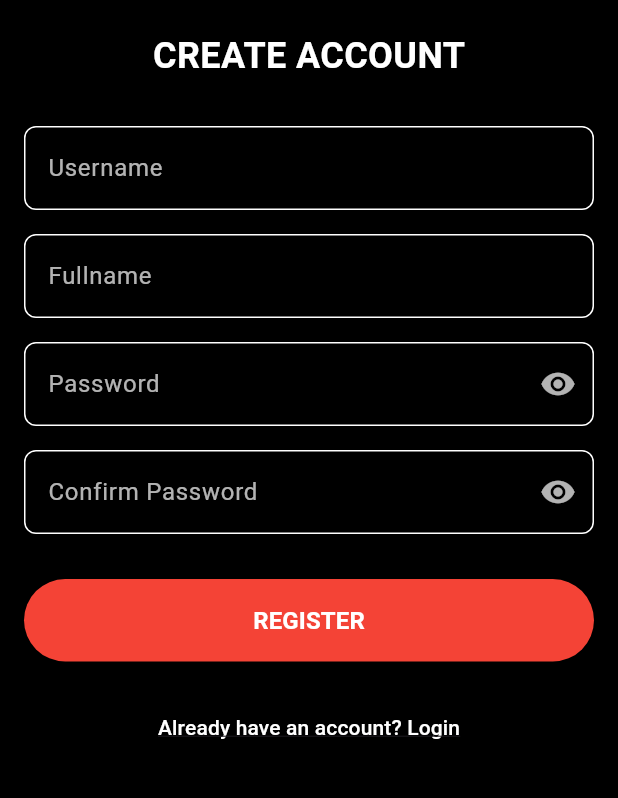
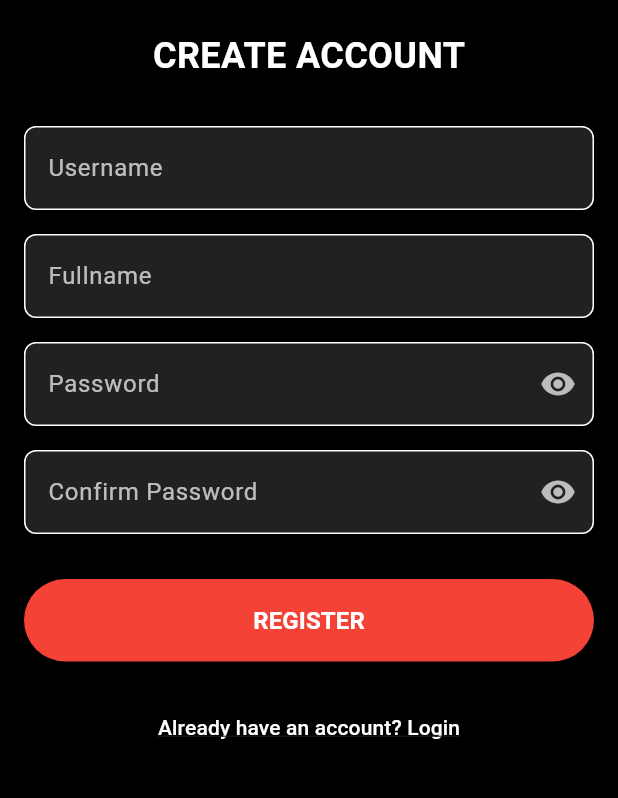
Before and after one commit to alnzzz17/FinalProject_Mobile, a Flutter app: the RegisterScreen screen opened by its route, on a phone screen of 412 x 824 dp, the part 264-1062 px from its top. Run offline on Flutter 3.47's test engine with Material 3 defaults, Android fonts, the phone set to English and light mode, and no system bars; our stand-ins replace flutter_compass, flutter_local_notifications, flutter_map, fluttertoast, geolocator, get and 6 more; missing offline and left inert: workmanager; accounts and stored records are empty.

Commit message:
Update: Keys Added

```diff
--- a/lib/views/register_screen.dart
+++ b/lib/views/register_screen.dart
@@ -21,6 +21,7 @@ class _RegisterScreenState extends State<RegisterScreen> {
   @override
   Widget build(BuildContext context) {
     return Scaffold(
+      key: const Key('register-screen'),
       backgroundColor: Colors.black,
       body: SingleChildScrollView(
         child: Padding(
@@ -31,12 +32,14 @@ class _RegisterScreenState extends State<RegisterScreen> {
               // Logo
               Image.asset(
                 'assets/images/logo.png',
+                key: const Key('register-logo'),
                 height: 120,
                 fit: BoxFit.contain,
               ),
               SizedBox(height: 20),
               Text(
                 'CREATE ACCOUNT',
+                key: const Key('register-title'),
                 style: TextStyle(
                   color: Colors.white,
                   fontSize: 24,
@@ -49,6 +52,7 @@ class _RegisterScreenState extends State<RegisterScreen> {
                 child: Column(
                   children: [
                     _buildTextField(
+                      key: const Key('username-field'),
                       controller: _usernameController,
                       label: 'Username',
                       validator: (value) {
@@ -60,6 +64,7 @@ class _RegisterScreenState extends State<RegisterScreen> {
                     ),
                     SizedBox(height: 16),
                     _buildTextField(
+                      key: const Key('fullname-field'),
                       controller: _fullnameController,
                       label: 'Fullname',
                       validator: (value) {
@@ -71,6 +76,7 @@ class _RegisterScreenState extends State<RegisterScreen> {
                     ),
                     SizedBox(height: 16),
                     _buildPasswordField(
+                      key: const Key('password-field'),
                       controller: _passwordController,
                       label: 'Password',
                       obscureText: !_showPassword,
@@ -92,6 +98,7 @@ class _RegisterScreenState extends State<RegisterScreen> {
                     ),
                     SizedBox(height: 16),
                     _buildPasswordField(
+                      key: const Key('confirm-password-field'),
                       controller: _confirmPasswordController,
                       label: 'Confirm Password',
                       obscureText: !_showConfirmPassword,
@@ -110,10 +117,13 @@ class _RegisterScreenState extends State<RegisterScreen> {
                     ),
                     SizedBox(height: 30),
                     _isLoading
-                        ? CircularProgressIndicator(color: Colors.red)
+                        ? CircularProgressIndicator(
+                            key: const Key('register-loading'),
+                            color: Colors.red)
                         : SizedBox(
                             width: double.infinity,
                             child: ElevatedButton(
+                              key: const Key('register-button'),
                               onPressed: _register,
                               style: ElevatedButton.styleFrom(
                                 backgroundColor: Colors.red,
@@ -131,6 +141,7 @@ class _RegisterScreenState extends State<RegisterScreen> {
                           ),
                     SizedBox(height: 20),
                     TextButton(
+                      key: const Key('login-button'),
                       onPressed: () {
                         Get.offAllNamed('/login');
                       },
@@ -153,12 +164,14 @@ class _RegisterScreenState extends State<RegisterScreen> {
   }
 
   Widget _buildTextField({
+    Key? key,
     required TextEditingController controller,
     required String label,
     bool obscureText = false,
     required String? Function(String?) validator,
   }) {
     return TextFormField(
+      key: key,
       controller: controller,
       obscureText: obscureText,
       style: TextStyle(color: Colors.white),
@@ -182,12 +195,15 @@ class _RegisterScreenState extends State<RegisterScreen> {
           borderSide: BorderSide(color: Colors.red),
           borderRadius: BorderRadius.circular(8),
         ),
+        filled: true,
+        fillColor: Colors.grey[900],
       ),
       validator: validator,
     );
   }
 
   Widget _buildPasswordField({
+    Key? key,
     required TextEditingController controller,
     required String label,
     required bool obscureText,
@@ -196,6 +212,7 @@ class _RegisterScreenState extends State<RegisterScreen> {
     required bool showPassword,
   }) {
     return TextFormField(
+      key: key,
       controller: controller,
       obscureText: obscureText,
       style: TextStyle(color: Colors.white),
@@ -220,12 +237,15 @@ class _RegisterScreenState extends State<RegisterScreen> {
           borderRadius: BorderRadius.circular(8),
         ),
         suffixIcon: IconButton(
+          key: const Key('password-visibility-button'),
           icon: Icon(
             showPassword ? Icons.visibility_off : Icons.visibility,
             color: Colors.white70,
           ),
           onPressed: toggleVisibility,
         ),
+        filled: true,
+        fillColor: Colors.grey[900],
       ),
       validator: validator,
     );
```
